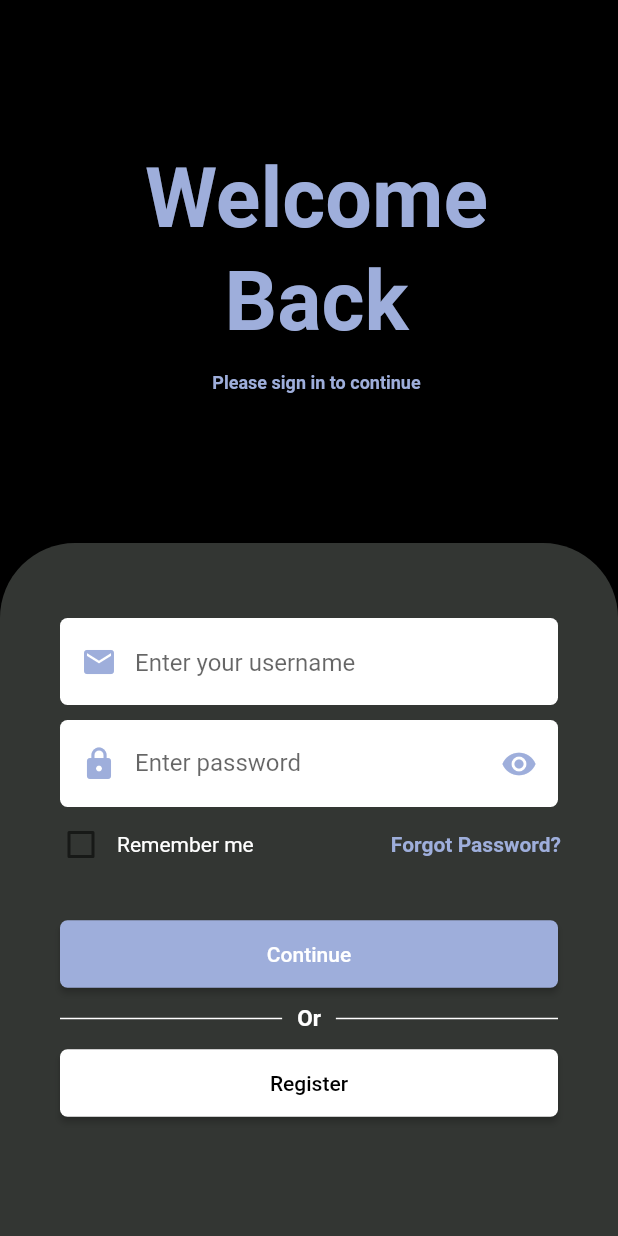
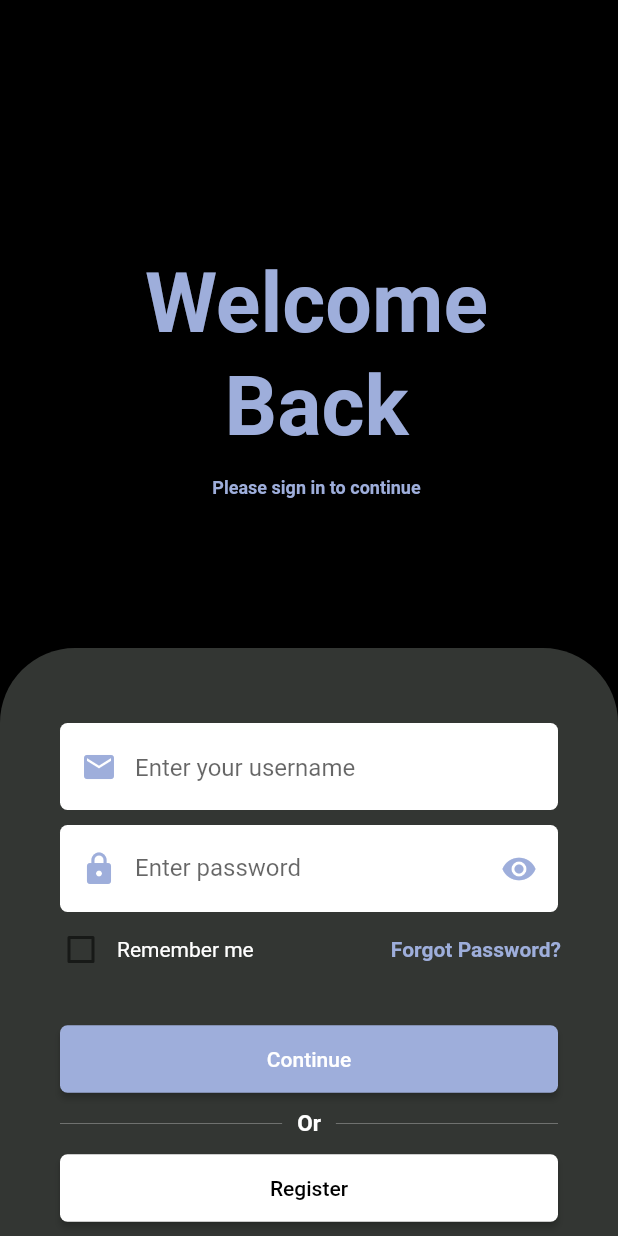
Before and after one commit to MA4LOUF/book-me-backend, a Flutter app: the screen it shows after launch, after a tap on "Log in", on a phone screen of 412 x 824 dp. Run offline on Flutter 3.47's test engine with Material 2 defaults, Android fonts, the phone set to English and light mode, and no system bars; our stand-ins replace animated_splash_screen, loading_animation_widget; Roboto replaces fonts that are missing (Raleway).

Commit message:
book-me with backend for sign up and login

```diff
--- a/lib/Cons/names.dart
+++ b/lib/Cons/names.dart
@@ -5,6 +5,7 @@ const String Fname = "First Name";
 const String Lname = "Last Name";
 const String email = "Enter your email";
 const String username = "Enter your username";
+
 const String password = "Enter password";
 const String cPassword = "Confirm Password";
 const String CreatAcc = "Register";
@@ -12,3 +13,5 @@ const String regText = "Register";
 const String logText = "LOGIN";
 const String forPass = "Forgot Password?";
 const String Ortext = "- OR -";
+String registeredUsername = '';
+String finalPass = '';
--- a/lib/Layouts/ForgotPass_Page.dart
+++ b/lib/Layouts/ForgotPass_Page.dart
@@ -1,8 +1,6 @@
 import 'package:flutter/material.dart';
 import '/Screens/ForgPassScreen.dart';
 import '../Layouts/Register_Page.dart';
-import '../Screens/LeftWidget.dart';
-import '../Screens/RightWidget.dart';
 class ForgotPassPage extends StatelessWidget {
   static const String routeName = '/forgotpass';
 
--- a/lib/Layouts/Login_Page.dart
+++ b/lib/Layouts/Login_Page.dart
@@ -1,7 +1,6 @@
 import 'package:flutter/material.dart';
 import '../Layouts/Register_Page.dart';
 import '/Screens/LoginScreen.dart';
-import '/Screens/RightWidget.dart';
 class LoginPage extends StatelessWidget {
   static const String routeName = '/login';
 
--- a/lib/Layouts/Profile_Page.dart
+++ b/lib/Layouts/Profile_Page.dart
@@ -0,0 +1,20 @@
+import 'package:flutter/material.dart';
+import '../Screens/ProfileScreen.dart';
+class ProfilePage extends StatelessWidget {
+  static const String routeName = '/profile';
+
+  static Route route(){
+    return MaterialPageRoute(
+      builder: (_) => const ProfilePage(),
+      settings: const RouteSettings(name: routeName));
+  }
+  const ProfilePage({super.key});
+
+
+  @override
+  Widget build(BuildContext context) {
+    return Scaffold(
+        body: ProfileScreen(),
+      );
+  }
+}
--- a/lib/Layouts/Register_Page.dart
+++ b/lib/Layouts/Register_Page.dart
@@ -1,10 +1,5 @@
 import 'package:flutter/material.dart';
-import '/Screens/HomeScreen.dart';
-import '/Screens/Welcome.dart';
 import '/Screens/Register.dart';
-import '/Screens/RightWidget.dart';
-import 'Login_Page.dart';
-import '/Screens/LeftWidget.dart';
 
 
 class RegisterPage extends StatelessWidget {
--- a/lib/Layouts/Welcome_Page.dart
+++ b/lib/Layouts/Welcome_Page.dart
@@ -13,8 +13,6 @@ class WelcomePage extends StatelessWidget {
 
   @override
   Widget build(BuildContext context) {
-    return const MaterialApp(
-      home: WelcomeScreen(),
-    );
+    return const WelcomeScreen();
   }
 }
--- a/lib/Screens/LoginScreen.dart
+++ b/lib/Screens/LoginScreen.dart
@@ -1,6 +1,5 @@
 // ignore_for_file: deprecated_member_use, non_constant_identifier_names
 
-import 'package:firebase_auth/firebase_auth.dart';
 import 'package:flutter/material.dart';
 import '../Cons/names.dart';
 import '../Cons/themes.dart';
@@ -18,18 +17,17 @@ class _LoginScreenState extends State<LoginScreen> {
   bool _isChecked = false;
   bool _isVisibile = true;
   final _uController = TextEditingController();
-  final _eController = TextEditingController();
   final _pController = TextEditingController();
 
   @override
   Widget build(BuildContext Context) {
     return Scaffold(
-
+       extendBodyBehindAppBar: true,
        backgroundColor: const Color.fromARGB(255, 0, 0, 0),
        body: Column(
         crossAxisAlignment: CrossAxisAlignment.center,
         children: [
-          const SizedBox(height: 100),
+          const SizedBox(height: 170),
           Padding(
             padding: const EdgeInsets.only(left: 10),
             child: Column(
@@ -69,7 +67,7 @@ class _LoginScreenState extends State<LoginScreen> {
               child: SizedBox(
                 height: 40,
                 child: TextFormField(
-                  controller: _uController,
+                  controller: _uController ,
                   keyboardType: TextInputType.emailAddress,
                   decoration: InputDecoration(
                   border: InputBorder.none,
@@ -140,7 +138,9 @@ class _LoginScreenState extends State<LoginScreen> {
                   TextButton(style: TextButton.styleFrom(
                     textStyle: const TextStyle(color: Colors.black,fontWeight: FontWeight.bold)
                   ),
-                  onPressed: () {Navigator.pushNamed(context, '/forgotpass');},
+                  onPressed: () {
+                    Navigator.pushNamed(context, '/forgotpass');
+                    },
                   //Forgot Password
                   child: Text('Forgot Password?', style: TextStyle(color: theme().primaryColorDark),)),
 
@@ -160,12 +160,14 @@ class _LoginScreenState extends State<LoginScreen> {
                 shape: RoundedRectangleBorder(borderRadius: BorderRadius.circular(5.0)),
               ),
 
-              onPressed: (){FirebaseAuth.instance.signInWithEmailAndPassword(
-                  email: _uController.text, password: _pController.text).then((value){
+              onPressed: ()
+              {
                 Navigator.pushNamed(context, '/homepage');
-              }).onError((error, stackTrace) {
-                print('Error ${error.toString()}');
-              });},
+                setState(() {
+                  registeredUsername = _uController.text;
+                  finalPass = _pController.text;
+                });
+              },
               child: const Text("Continue", style: TextStyle(color: Colors.white),)
             ),
           ),
@@ -175,13 +177,13 @@ class _LoginScreenState extends State<LoginScreen> {
           Row(children: const [
             SizedBox(width: 40,),
             Expanded(
-              child: Divider(thickness: 1, color: Colors.white)
+              child: Divider(thickness: 0.2, color: Colors.white)
             ),
             Padding(padding: EdgeInsets.symmetric(horizontal: 10.0),
               child: Text("Or", style: TextStyle(fontSize: 15, color: Colors.white, fontWeight: FontWeight.bold),)
             ),
             Expanded(
-              child: Divider(thickness: 1,color: Colors.white)
+              child: Divider(thickness: 0.2,color: Colors.white)
             ),
             SizedBox(width: 40,),
           ],
@@ -196,7 +198,7 @@ class _LoginScreenState extends State<LoginScreen> {
                 shape: RoundedRectangleBorder(borderRadius: BorderRadius.circular(5.0)),
               ),
 
-              onPressed: (){Navigator.pushNamed(context, '/register');},
+              onPressed: (){Navigator.pushNamed(context, '/register'); },
               child: const Text("Register", style: TextStyle(color: Colors.black),)
             ),
           ),
--- a/lib/config/App_Router.dart
+++ b/lib/config/App_Router.dart
@@ -1,11 +1,13 @@
 import 'package:flutter/material.dart';
-import 'package:projects/Layouts/ForgotPass_Page.dart';
+import '/Layouts/ForgotPass_Page.dart';
 import '/Layouts/Login_Page.dart';
 import '/Layouts/Register_Page.dart';
 import '/Layouts/Splash_Page.dart';
 import '/Layouts/Welcome_Page.dart';
 import '/Layouts/Home_Page.dart';
-import 'package:projects/Layouts/ForPass2_Page.dart';
+import '/Layouts/ForPass2_Page.dart';
+import '/Layouts/SideBarPage.dart';
+import 'package:projects/Layouts/Profile_Page.dart';
 
 class AppRouter {
   static Route onGenerateRoute(RouteSettings settings){
@@ -24,6 +26,8 @@ class AppRouter {
         return ForgotPassPage.route();
       case ForPass2Page.routeName:
         return ForPass2Page.route();
+      case ProfilePage.routeName:
+        return ProfilePage.route();
       default:
         return _errorRoute();
     }
--- a/lib/main.dart
+++ b/lib/main.dart
@@ -1,19 +1,14 @@
 import 'package:flutter/material.dart';
 import 'Layouts/Splash_Page.dart';
 import '/Cons/themes.dart';
-import 'package:projects/config/App_Router.dart';
-import 'package:firebase_core/firebase_core.dart';
-import 'package:projects/firebase_options.dart';
+import 'Config/App_Router.dart';
 
 
-Future<void> main() async {
-  WidgetsFlutterBinding.ensureInitialized();
-  await Firebase.initializeApp(options: DefaultFirebaseOptions.currentPlatform);
-  runApp(const BookMe());
-}
+void main()=> runApp(const BookMe());
 
 class BookMe extends StatelessWidget {
   const BookMe({super.key});
+
   @override
   Widget build(BuildContext context) {
     return  MaterialApp(
@@ -21,5 +16,6 @@ class BookMe extends StatelessWidget {
       onGenerateRoute: AppRouter.onGenerateRoute,
       initialRoute: SplashPage.routeName
   );
+
   }
 }
```
Also changed, not shown: lib/Screens/HomeScreen.dart (+11 -2 lines), lib/Screens/LeftWidget.dart (deleted, +0 -57 lines), lib/Screens/ProfileScreen.dart (+69 -0 lines), lib/Screens/Register.dart (+8 -19 lines), lib/Screens/RightWidget.dart (deleted, +0 -34 lines), lib/firebase_options.dart (deleted). Lines whose indentation alone changed are shown as unchanged.
